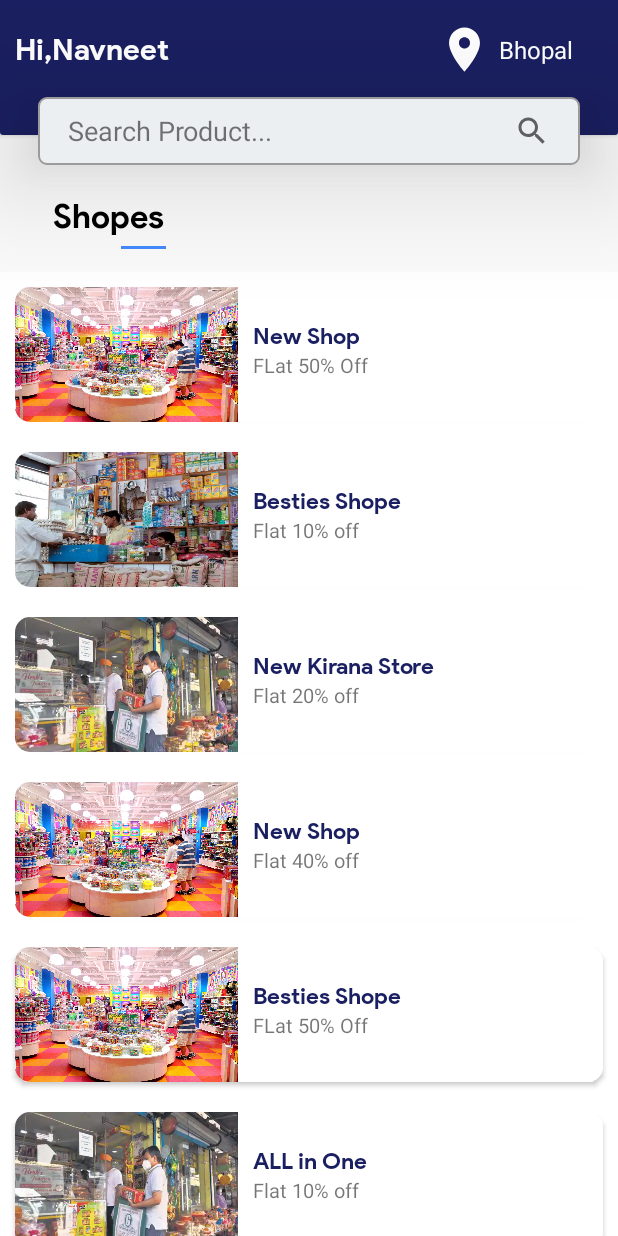
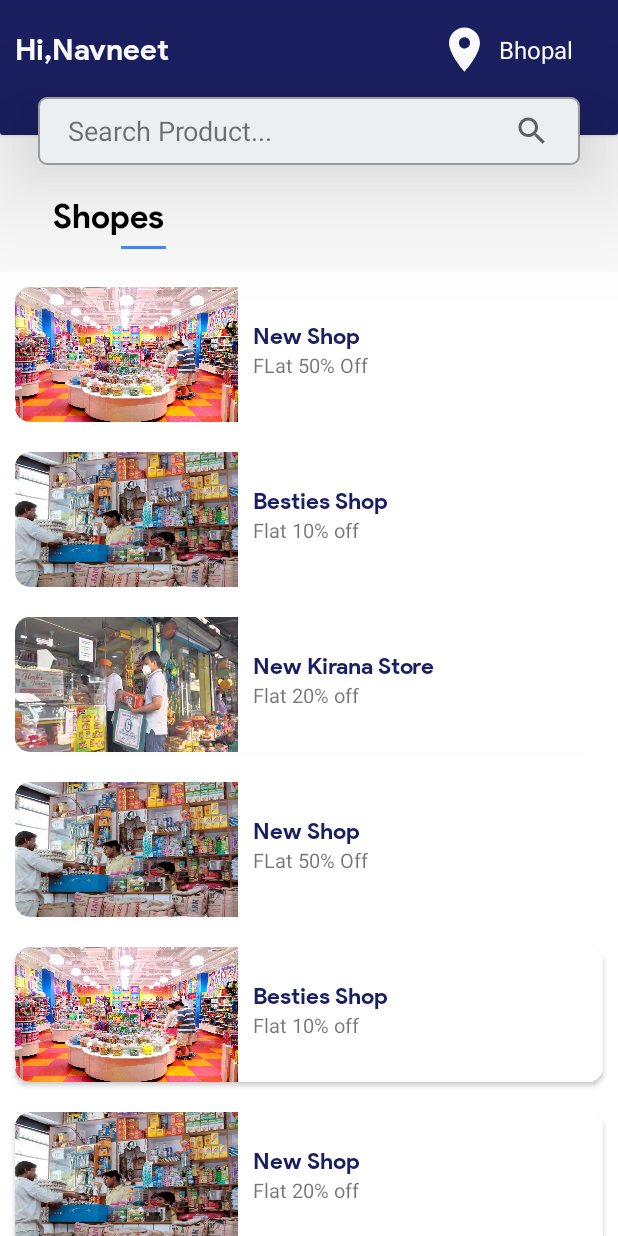
Before and after one commit to Navneet2308/KiranaStore, an Android app: the screen it shows after launch (MainActivity), on a phone screen of 412 x 824 dp. Run offline under Robolectric (Android 15) with nearby library versions, the phone set to English and light mode, and no system bars.

Commit message:
task completed

```diff
--- a/app/src/main/AndroidManifest.xml
+++ b/app/src/main/AndroidManifest.xml
@@ -9,6 +9,8 @@
         android:roundIcon="@mipmap/ic_launcher_round"
         android:supportsRtl="true"
         android:theme="@style/Theme.Design.Light.NoActionBar">
+        <activity android:name=".SearchData"></activity>
+        <activity android:name=".ShopDetails" />
         <activity android:name=".SpashScreen">
             <intent-filter>
                 <action android:name="android.intent.action.MAIN" />
@@ -16,8 +18,7 @@
                 <category android:name="android.intent.category.LAUNCHER" />
             </intent-filter>
         </activity>
-        <activity android:name=".MainActivity">
-        </activity>
+        <activity android:name=".MainActivity" />
     </application>
 
 </manifest>
--- a/app/src/main/java/com/example/myapplication/MainActivity.java
+++ b/app/src/main/java/com/example/myapplication/MainActivity.java
@@ -4,7 +4,9 @@ import androidx.appcompat.app.AppCompatActivity;
 import androidx.recyclerview.widget.LinearLayoutManager;
 import androidx.recyclerview.widget.RecyclerView;
 
+import android.content.Intent;
 import android.os.Bundle;
+import android.view.View;
 
 public class MainActivity extends AppCompatActivity {
     private RecyclerView recyclerView;
@@ -24,5 +26,10 @@ public class MainActivity extends AppCompatActivity {
     private void initview() {
         recyclerView =findViewById(R.id.recycler_view);
     }
+    public  void gotosearch(View view)
+    {
+        Intent intent = new Intent(MainActivity.this,SearchData.class);
+        startActivity(intent);
+    }
 
 }
--- a/app/src/main/java/com/example/myapplication/ShopDataAdapter.java
+++ b/app/src/main/java/com/example/myapplication/ShopDataAdapter.java
@@ -23,13 +23,10 @@ import java.util.List;
 import java.util.regex.Pattern;
 public class ShopDataAdapter extends RecyclerView.Adapter<ShopDataAdapter.ViewHolder> {
     private Context context;
-
-    Integer[] img={R.drawable.shop1,R.drawable.shop2,R.drawable.shop3,R.drawable.shop1,R.drawable.shop1,R.drawable.shop3,R.drawable.shop1,R.drawable.shop2,R.drawable.shop3,R.drawable.shop2,R.drawable.shop2,R.drawable.shop3};
-
-    String[] Shopname ={"New Shop","Besties Shope","New Kirana Store","New Shop","Besties Shope","ALL in One","New Kirana Store","ALL in One","Kirana Store","New Kirana Store","ALL in One","Kirana Store"};
-
-    String[] Offer = {"FLat 50% Off","Flat 10% off","Flat 20% off","Flat 40% off","FLat 50% Off","Flat 10% off","Flat 20% off","Flat 40% off","FLat 50% Off","Flat 10% off","Flat 20% off","Flat 40% off"};
-
+    private ArrayList<String> shopname=new ArrayList<String>();
+    private ArrayList<String> avialbleitemarray=new ArrayList<String>();
+    private ArrayList<Integer> img=new ArrayList<Integer>();
+    private ArrayList<String> offer=new ArrayList<String>();
     public ShopDataAdapter( Context context) {
         this.context = context;
     }
@@ -44,16 +41,34 @@ public class ShopDataAdapter extends RecyclerView.Adapter<ShopDataAdapter.ViewHo
     public void onBindViewHolder(final ViewHolder holder, final int position) {
 
 
-        holder.nameTv.setText(Shopname[position]);
-        holder.imageView.setImageResource(img[position]);
-        holder.nameTv2.setText(Offer[position]);
+        Utils.getshopname(shopname);
+        Utils.getshopimg(img);
+        Utils.getoffer(offer);
+        Utils.getitems(avialbleitemarray);
+
+        holder.nameTv.setText(shopname.get(position).toString());
+        holder.imageView.setImageResource(img.get(position));
+        holder.nameTv2.setText(offer.get(position).toString());
+
+        holder.imageView.setOnClickListener(new View.OnClickListener() {
+            @Override
+            public void onClick(View v) {
+                Intent intent = new Intent(context,ShopDetails.class);
+                intent.putExtra("offer",offer.get(position).toString());
+                intent.putExtra("shopname",(shopname.get(position).toString()));
+                intent.putExtra("shopimage",img.get(position));
+                intent.putExtra("available_item",avialbleitemarray.get(position).toString());
+                context.startActivity(intent);
+            }
+        });
+
 
     }
 
 
     @Override
     public int getItemCount() {
-        return img.length;
+        return 12;
     }
 
     class ViewHolder extends RecyclerView.ViewHolder {
--- /dev/null
+++ b/app/src/main/java/com/example/myapplication/Utils.java
@@ -0,0 +1,103 @@
+package com.example.myapplication;
+
+import android.content.ContentResolver;
+import android.content.Context;
+import android.content.Intent;
+import android.net.Uri;
+
+import androidx.core.content.FileProvider;
+
+import java.io.File;
+import java.io.FileNotFoundException;
+import java.io.InputStream;
+import java.util.ArrayList;
+
+public class Utils {
+
+   public static void getitems(ArrayList arrayList)
+    {
+        arrayList.add("apple");
+        arrayList.add("banana");
+        arrayList.add("wheel");
+        arrayList.add("cat");
+        arrayList.add("coconut");
+        arrayList.add("deer");
+        arrayList.add("earphone");
+        arrayList.add("eat");
+        arrayList.add("fruits");
+        arrayList.add("fruti");
+        arrayList.add("greps");
+        arrayList.add("go");
+        arrayList.add("hat");
+        arrayList.add("house");
+        arrayList.add("ice cream");
+        arrayList.add("jug");
+    }
+
+    public static void getshopname(ArrayList arrayList)
+    {
+        arrayList.add("New Shop");
+        arrayList.add("Besties Shop");
+        arrayList.add("New Kirana Store");
+        arrayList.add("New Shop");
+        arrayList.add("Besties Shop");
+        arrayList.add("New Shop");
+        arrayList.add("Besties Shop");
+        arrayList.add("New Kirana Store");
+        arrayList.add("New Shop");
+        arrayList.add("Besties Shop");
+        arrayList.add("New Kirana Store");
+        arrayList.add("Besties Shop");
+    }
+
+    public static void getoffer(ArrayList arrayList)
+    {
+        arrayList.add("FLat 50% Off");
+        arrayList.add("Flat 10% off");
+        arrayList.add("Flat 20% off");
+        arrayList.add("FLat 50% Off");
+        arrayList.add("Flat 10% off");
+        arrayList.add("Flat 20% off");
+        arrayList.add("FLat 50% Off");
+        arrayList.add("Flat 10% off");
+        arrayList.add("Flat 20% off");
+        arrayList.add("FLat 50% Off");
+        arrayList.add("Flat 10% off");
+        arrayList.add("Flat 20% off");
+    }
+
+
+    public  static  void  getshopimg(ArrayList arrayList)
+    {
+
+        arrayList.add( R.drawable.shop1);
+        arrayList.add(R.drawable.shop2);
+        arrayList.add(R.drawable.shop3);
+        arrayList.add(R.drawable.shop2);
+        arrayList.add( R.drawable.shop1);
+        arrayList.add(R.drawable.shop2);
+        arrayList.add(R.drawable.shop3);
+        arrayList.add(R.drawable.shop2);
+        arrayList.add(R.drawable.shop3);
+        arrayList.add(R.drawable.shop3);
+        arrayList.add(R.drawable.shop2);
+        arrayList.add(R.drawable.shop3);
+
+    }
+
+
+    public static void shareshop(Context context,String shopname,String discount) throws FileNotFoundException {
+        Intent intent = new Intent(android.content.Intent.ACTION_SEND);
+        /*This will be the actual content you wish you share.*/
+        String shareBody = "Buy Product from "+shopname+" and get "+discount+"\n"+"Address - Zone-2,M.p Nagar,462022,Bhopal"+"\n"+"For Shopping Download our app - https://play.google.com/store/apps/details?id="+context.getPackageName();
+        /*The type of the content is text, obviously.*/
+        intent.setType("text/plain");
+        /*Applying information Subject and Body.*/
+        intent.putExtra(android.content.Intent.EXTRA_SUBJECT, "Share shop");
+        intent.putExtra(android.content.Intent.EXTRA_TEXT, shareBody);
+        context.startActivity(Intent.createChooser(intent, "Share via:"));
+
+    }
+
+
+}
--- a/app/src/main/res/layout/activity_main.xml
+++ b/app/src/main/res/layout/activity_main.xml
@@ -91,6 +91,7 @@
         android:layout_marginBottom="5dp"
         android:maxLines="1"
         android:inputType="text"
+        android:onClick="gotosearch"
         android:focusable="false"
         android:layout_marginTop="-25dp"
         android:focusableInTouchMode="false"
--- a/app/src/main/res/values/colors.xml
+++ b/app/src/main/res/values/colors.xml
@@ -26,4 +26,5 @@
     <color name="light_gray">#eceff1</color>
     <color name="new_theme">#1a1f61</color>
     <color name="new_theme_light">#448AFF</color>
+    <color name="bg">#f4f7fa</color>
 </resources>
```
Also changed, not shown: app/src/main/java/com/example/myapplication/SearchData.java (added, +150 -0 lines), app/src/main/res/drawable-v24/add_button_background1.xml (added, +10 -0 lines), app/src/main/res/drawable/circle_bg.xml (added, +12 -0 lines), app/src/main/res/drawable/ic_baseline_arrow_back_24.xml (added, +10 -0 lines), app/src/main/res/drawable/ic_baseline_share_24.xml (added, +10 -0 lines), app/src/main/res/layout/activity_search_data.xml (added, +115 -0 lines), app/src/main/res/values/strings.xml (+7 -0 lines).
